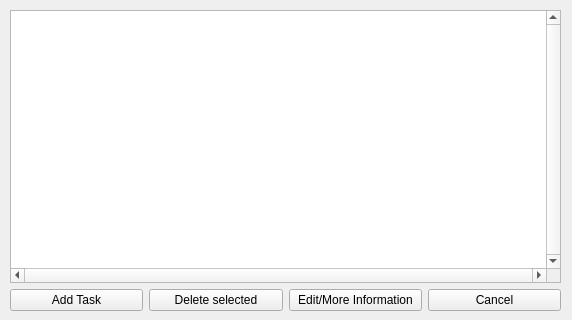
Before: the Qt Designer form src/view/EditCommittees.ui in RachelSugar/cooper, drawn with Qt 5.
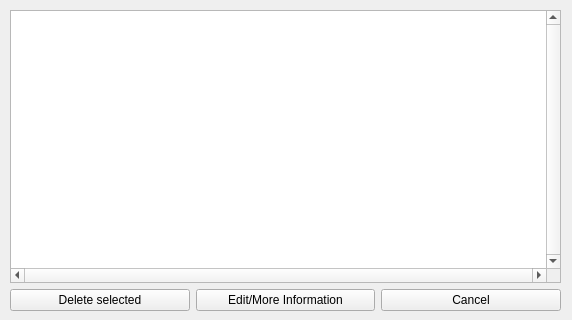
After: the same form once the commit is applied.

Commit message: add task moved into committee information

```diff
--- a/src/view/EditCommittees.ui
+++ b/src/view/EditCommittees.ui
@@ -15,7 +15,7 @@
   <property name="windowTitle" >
    <string>Viewing committees</string>
   </property>
-  <widget class="QWidget" name="" >
+  <widget class="QWidget" name="layoutWidget" >
    <property name="geometry" >
     <rect>
      <x>10</x>
@@ -49,13 +49,6 @@
     </item>
     <item>
      <layout class="QHBoxLayout" name="horizontalLayout" >
-      <item>
-       <widget class="QPushButton" name="addTask" >
-        <property name="text" >
-         <string>Add Task</string>
-        </property>
-       </widget>
-      </item>
       <item>
        <widget class="QPushButton" name="DeleteButton" >
         <property name="text" >
```
The commit also changes 4 other files.
